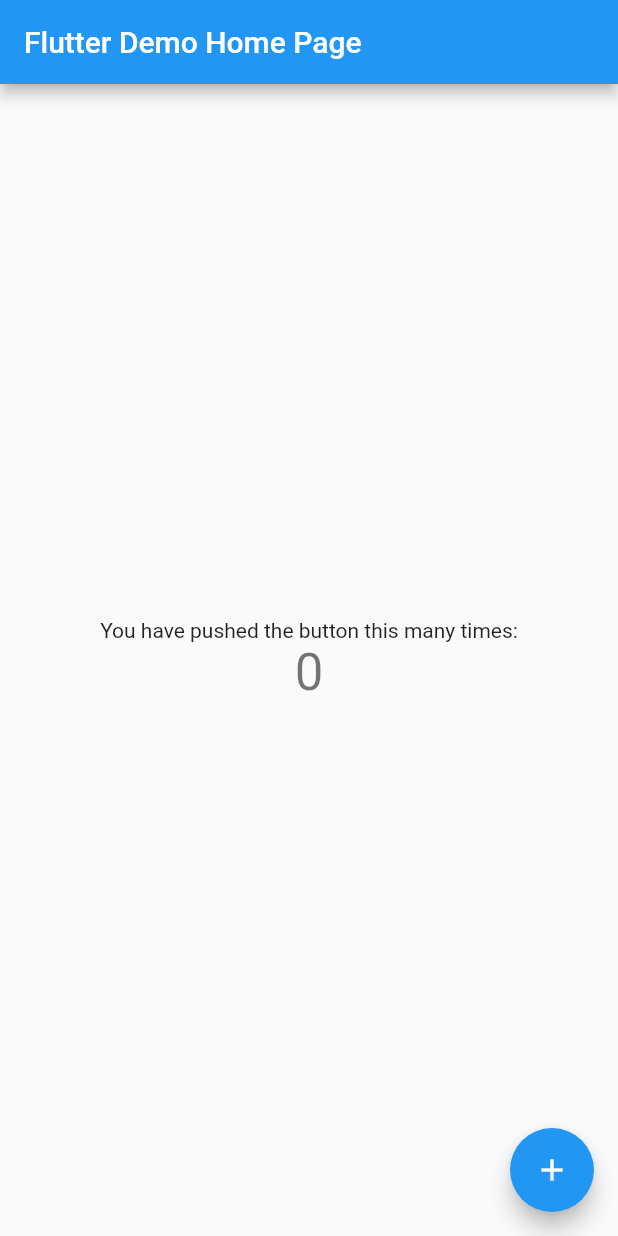
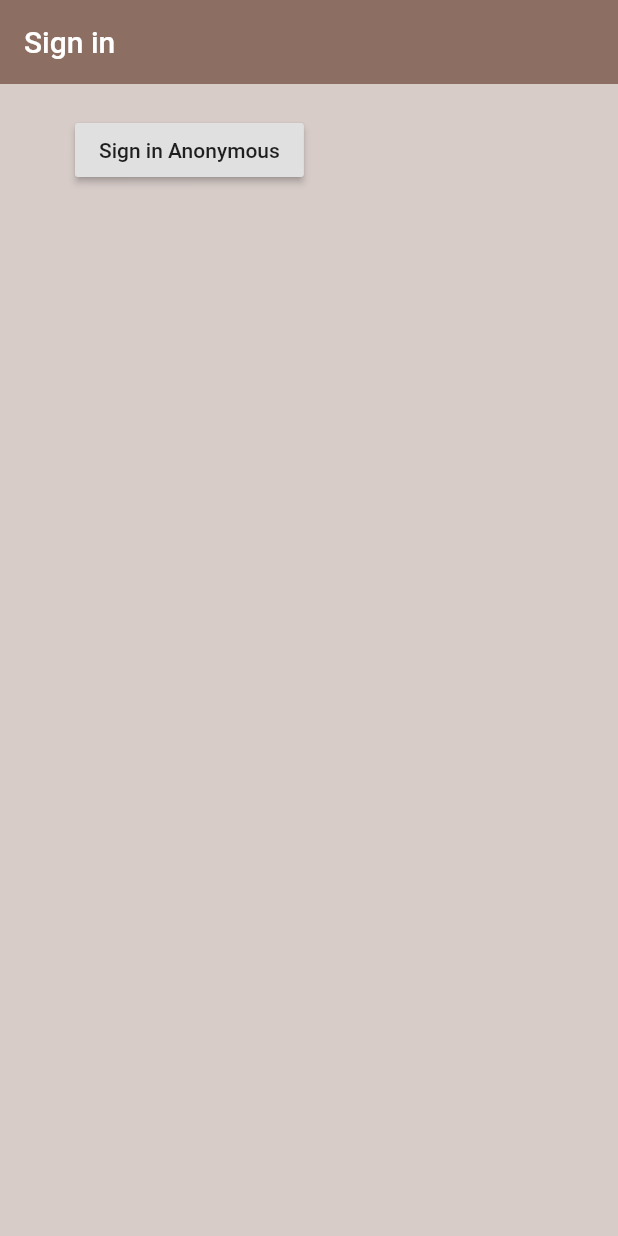
Before and after one commit to Leinady/flutter-firebase, a Flutter app: the screen it shows after launch, on a phone screen of 412 x 824 dp. Run offline on Flutter 3.47's test engine with Material 2 defaults, Android fonts, the phone set to English and light mode, and no system bars; our stand-ins replace firebase_auth, firebase_core; accounts and stored records are empty.

Commit message:
anonysmousSignIn

```diff
--- a/assign/lib/main.dart
+++ b/assign/lib/main.dart
@@ -1,6 +1,10 @@
+import 'package:assign/screen/wrapper.dart';
 import 'package:flutter/material.dart';
+import 'package:firebase_core/firebase_core.dart';
 
-void main() {
+void main() async {
+  WidgetsFlutterBinding.ensureInitialized();
+  await Firebase.initializeApp();
   runApp(MyApp());
 }
 
@@ -8,106 +12,6 @@
   // This widget is the root of your application.
   @override
   Widget build(BuildContext context) {
-    return MaterialApp(
-      title: 'Flutter Demo',
-      theme: ThemeData(
-        // This is the theme of your application.
-        //
-        // Try running your application with "flutter run". You'll see the
-        // application has a blue toolbar. Then, without quitting the app, try
-        // changing the primarySwatch below to Colors.green and then invoke
-        // "hot reload" (press "r" in the console where you ran "flutter run",
-        // or simply save your changes to "hot reload" in a Flutter IDE).
-        // Notice that the counter didn't reset back to zero; the application
-        // is not restarted.
-        primarySwatch: Colors.blue,
-      ),
-      home: MyHomePage(title: 'Flutter Demo Home Page'),
-    );
+    return MaterialApp(home: wrapper());
   }
 }
-
-class MyHomePage extends StatefulWidget {
-  MyHomePage({Key key, this.title}) : super(key: key);
-
-  // This widget is the home page of your application. It is stateful, meaning
-  // that it has a State object (defined below) that contains fields that affect
-  // how it looks.
-
-  // This class is the configuration for the state. It holds the values (in this
-  // case the title) provided by the parent (in this case the App widget) and
-  // used by the build method of the State. Fields in a Widget subclass are
-  // always marked "final".
-
-  final String title;
-
-  @override
-  _MyHomePageState createState() => _MyHomePageState();
-}
-
-class _MyHomePageState extends State<MyHomePage> {
-  int _counter = 0;
-
-  void _incrementCounter() {
-    setState(() {
-      // This call to setState tells the Flutter framework that something has
-      // changed in this State, which causes it to rerun the build method below
-      // so that the display can reflect the updated values. If we changed
-      // _counter without calling setState(), then the build method would not be
-      // called again, and so nothing would appear to happen.
-      _counter++;
-    });
-  }
-
-  @override
-  Widget build(BuildContext context) {
-    // This method is rerun every time setState is called, for instance as done
-    // by the _incrementCounter method above.
-    //
-    // The Flutter framework has been optimized to make rerunning build methods
-    // fast, so that you can just rebuild anything that needs updating rather
-    // than having to individually change instances of widgets.
-    return Scaffold(
-      appBar: AppBar(
-        // Here we take the value from the MyHomePage object that was created by
-        // the App.build method, and use it to set our appbar title.
-        title: Text(widget.title),
-      ),
-      body: Center(
-        // Center is a layout widget. It takes a single child and positions it
-        // in the middle of the parent.
-        child: Column(
-          // Column is also a layout widget. It takes a list of children and
-          // arranges them vertically. By default, it sizes itself to fit its
-          // children horizontally, and tries to be as tall as its parent.
-          //
-          // Invoke "debug painting" (press "p" in the console, choose the
-          // "Toggle Debug Paint" action from the Flutter Inspector in Android
-          // Studio, or the "Toggle Debug Paint" command in Visual Studio Code)
-          // to see the wireframe for each widget.
-          //
-          // Column has various properties to control how it sizes itself and
-          // how it positions its children. Here we use mainAxisAlignment to
-          // center the children vertically; the main axis here is the vertical
-          // axis because Columns are vertical (the cross axis would be
-          // horizontal).
-          mainAxisAlignment: MainAxisAlignment.center,
-          children: <Widget>[
-            Text(
-              'You have pushed the button this many times:',
-            ),
-            Text(
-              '$_counter',
-              style: Theme.of(context).textTheme.headline4,
-            ),
-          ],
-        ),
-      ),
-      floatingActionButton: FloatingActionButton(
-        onPressed: _incrementCounter,
-        tooltip: 'Increment',
-        child: Icon(Icons.add),
-      ), // This trailing comma makes auto-formatting nicer for build methods.
-    );
-  }
-}
--- /dev/null
+++ b/assign/lib/screen/authen/sign_in.dart
@@ -0,0 +1,40 @@
+import 'package:assign/service/authserv.dart';
+import 'package:flutter/material.dart';
+
+class SignIn extends StatefulWidget {
+  SignIn({Key key}) : super(key: key);
+
+  @override
+  _SignInState createState() => _SignInState();
+}
+
+class _SignInState extends State<SignIn> {
+  final Authservice _auth = Authservice();
+
+  @override
+  Widget build(BuildContext context) {
+    return Scaffold(
+      backgroundColor: Colors.brown[100],
+      appBar: AppBar(
+        backgroundColor: Colors.brown[400],
+        elevation: 0.0,
+        title: Text('Sign in'),
+      ),
+      body: Container(
+        padding: EdgeInsets.symmetric(vertical: 20, horizontal: 50),
+        child: RaisedButton(
+          child: Text('Sign in Anonymous'),
+          onPressed: () async {
+            dynamic result = await _auth.signInAnon();
+            if (result == null) {
+              print('Error sign in');
+            } else {
+              print('signed in');
+              print(result);
+            }
+          },
+        ),
+      ),
+    );
+  }
+}
--- /dev/null
+++ b/assign/lib/screen/wrapper.dart
@@ -0,0 +1,13 @@
+import 'package:assign/screen/authen/authenticate.dart';
+import 'package:assign/screen/authen/sign_in.dart';
+import 'package:assign/screen/home/home.dart';
+import 'package:flutter/material.dart';
+
+class wrapper extends StatelessWidget {
+  const wrapper({Key key}) : super(key: key);
+
+  @override
+  Widget build(BuildContext context) {
+    return SignIn();
+  }
+}
--- a/assign/pubspec.yaml
+++ b/assign/pubspec.yaml
@@ -30,6 +30,7 @@
   cupertino_icons: ^1.0.2
   firebase_auth: ^1.1.0
   cloud_firestore: ^1.0.5
+  firebase_core:
 
 dev_dependencies:
   flutter_test:
```
Also changed, not shown: assign/lib/screen/authen/authenticate.dart (added, +17 -0 lines), assign/lib/screen/home/home.dart (added, +12 -0 lines), assign/lib/service/authserv.dart (added, +24 -0 lines), assign/pubspec.lock.
